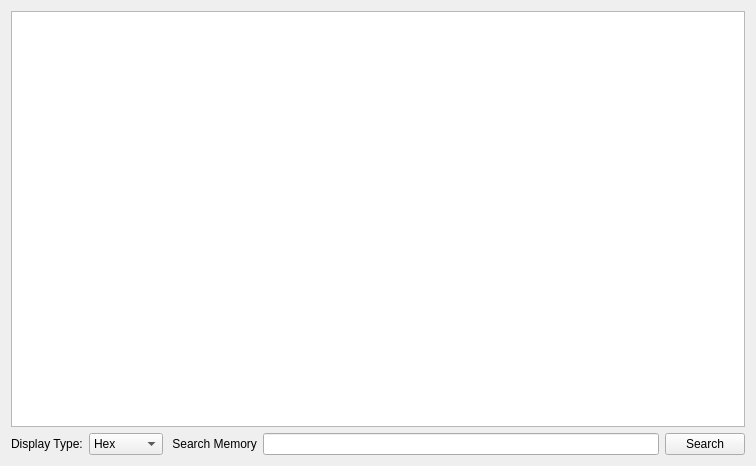
Above: src/ui/memory_tab/memory_tab.ui from asishreddymallu/Atlas before the change. Below: the same form after it.
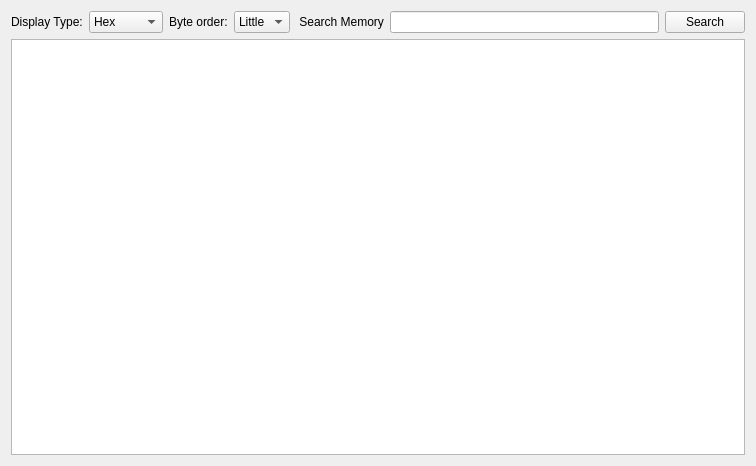
That is the form after the change. Custom widgets are drawn as their Qt base class.

Commit message: feat(ui): controls above the data, and a byte order for the Double Word column

What changed in the file:
```diff
--- a/src/ui/memory_tab/memory_tab.ui
+++ b/src/ui/memory_tab/memory_tab.ui
@@ -20,14 +20,16 @@
    <string>Form</string>
   </property>
   <layout class="QGridLayout" name="gridLayout">
-   <item row="2" column="2">
-    <widget class="QLabel" name="label_2">
+   <item row="0" column="0" colspan="5">
+    <layout class="QHBoxLayout" name="controlsLayout">
+     <item>
+      <widget class="QLabel" name="label">
      <property name="text">
-      <string> Search Memory</string>
+        <string>Display Type:</string>
      </property>
     </widget>
    </item>
-   <item row="2" column="1">
+     <item>
     <widget class="QComboBox" name="comboBox">
      <item>
       <property name="text">
@@ -46,24 +48,50 @@
      </item>
     </widget>
    </item>
-   <item row="2" column="0">
-    <widget class="QLabel" name="label">
+     <item>
+      <widget class="QLabel" name="label_3">
      <property name="text">
-      <string>Display Type:</string>
+        <string>Byte order:</string>
      </property>
     </widget>
    </item>
-   <item row="2" column="3">
+     <item>
+      <widget class="QComboBox" name="byteOrderCombo">
+       <property name="toolTip">
+        <string>How the Double Word column reads the eight bytes. Display only: memory is not changed.</string>
+       </property>
+       <item>
+        <property name="text">
+         <string>Little</string>
+        </property>
+       </item>
+       <item>
+        <property name="text">
+         <string>Big</string>
+        </property>
+       </item>
+      </widget>
+     </item>
+     <item>
+      <widget class="QLabel" name="label_2">
+       <property name="text">
+        <string> Search Memory</string>
+       </property>
+      </widget>
+     </item>
+     <item>
     <widget class="QLineEdit" name="searchBar"/>
    </item>
-   <item row="2" column="4">
+     <item>
     <widget class="QPushButton" name="searchButton">
      <property name="text">
       <string>Search</string>
      </property>
     </widget>
    </item>
-   <item row="0" column="0" colspan="5">
+    </layout>
+   </item>
+   <item row="1" column="0" colspan="5">
     <widget class="MemoryTableView" name="memoryTableView"/>
    </item>
   </layout>
```
Lines whose indentation alone changed are shown as unchanged. The commit also changes 6 other files.
